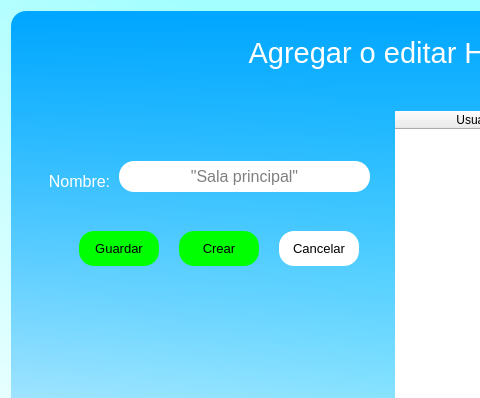
This is interfaces/SITHome_HabForm.ui in Geo18G/SITHome as Qt 5 draws it before an edit; both pictures show x 0 to 480 and y 0 to 398 of the 850 by 580 pixel window. The edited form follows.
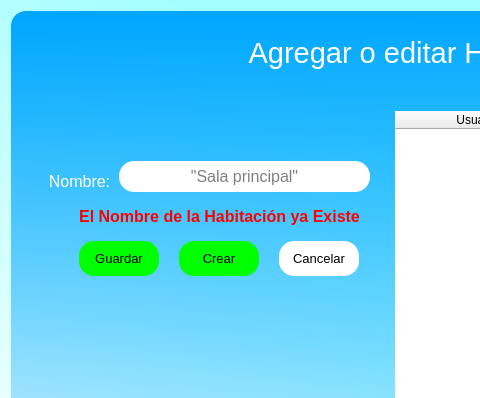
This is the edited form.

The edit to the form file:
```diff
--- a/interfaces/SITHome_HabForm.ui
+++ b/interfaces/SITHome_HabForm.ui
@@ -128,7 +128,7 @@
             <property name="geometry">
              <rect>
               <x>150</x>
-              <y>130</y>
+              <y>140</y>
               <width>80</width>
               <height>35</height>
              </rect>
@@ -161,7 +161,7 @@
             <property name="geometry">
              <rect>
               <x>250</x>
-              <y>130</y>
+              <y>140</y>
               <width>80</width>
               <height>35</height>
              </rect>
@@ -210,7 +210,7 @@
             <property name="geometry">
              <rect>
               <x>50</x>
-              <y>130</y>
+              <y>140</y>
               <width>80</width>
               <height>35</height>
              </rect>
@@ -239,6 +239,26 @@
              <string>Guardar</string>
             </property>
            </widget>
+           <widget class="QLabel" name="hab_Exit">
+            <property name="enabled">
+             <bool>true</bool>
+            </property>
+            <property name="geometry">
+             <rect>
+              <x>30</x>
+              <y>100</y>
+              <width>321</width>
+              <height>31</height>
+             </rect>
+            </property>
+            <property name="styleSheet">
+             <string notr="true">background-color: none;
+color: white;</string>
+            </property>
+            <property name="text">
+             <string>&lt;html&gt;&lt;head/&gt;&lt;body&gt;&lt;p align=&quot;center&quot;&gt;&lt;span style=&quot; font-size:12pt; font-weight:600; color:#ff0000;&quot;&gt;El Nombre de la Habitación ya Existe&lt;/span&gt;&lt;/p&gt;&lt;/body&gt;&lt;/html&gt;</string>
+            </property>
+           </widget>
           </widget>
          </item>
          <item>
```
